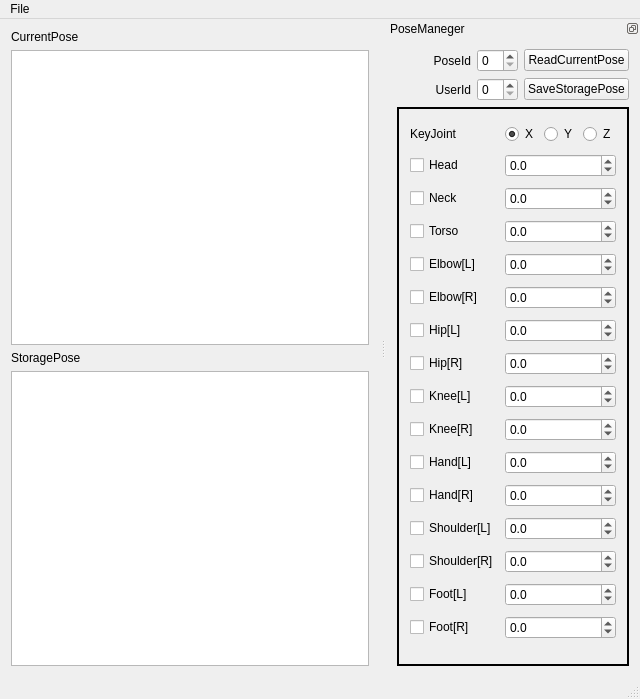
The window that src/RDP/MotionCapture/MotionCapture.ui (DaikiMaekawa/RoboticsProject) describes before a commit, drawn with Qt 5.
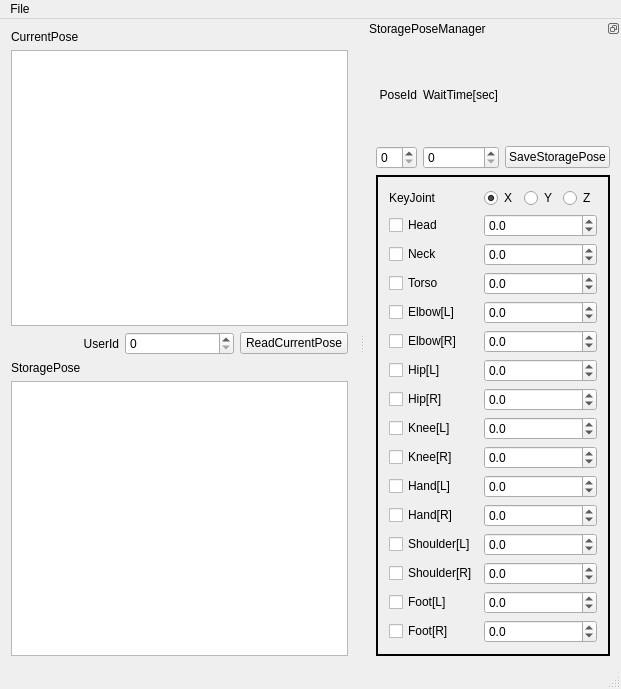
The same window after the commit.

Commit message: Change the specifications of the motion file

```diff
--- a/src/RDP/MotionCapture/MotionCapture.ui
+++ b/src/RDP/MotionCapture/MotionCapture.ui
@@ -6,8 +6,8 @@
    <rect>
     <x>0</x>
     <y>0</y>
-    <width>640</width>
-    <height>699</height>
+    <width>621</width>
+    <height>689</height>
    </rect>
   </property>
   <property name="windowTitle">
@@ -15,26 +15,50 @@
   </property>
   <widget class="QWidget" name="centralWidget">
    <layout class="QGridLayout" name="gridLayout">
-    <item row="0" column="0">
+    <item row="0" column="1">
      <widget class="QLabel" name="label_18">
       <property name="text">
        <string>CurrentPose</string>
       </property>
      </widget>
     </item>
-    <item row="1" column="0">
+    <item row="1" column="1">
      <widget class="QGraphicsView" name="graphicsCurrent"/>
     </item>
-    <item row="3" column="0">
+    <item row="5" column="1">
      <widget class="QGraphicsView" name="graphicsStorage"/>
     </item>
-    <item row="2" column="0">
+    <item row="4" column="1">
      <widget class="QLabel" name="label_19">
       <property name="text">
        <string>StoragePose</string>
       </property>
      </widget>
     </item>
+    <item row="2" column="1">
+     <layout class="QHBoxLayout" name="horizontalLayout_2">
+      <item>
+       <widget class="QLabel" name="label_2">
+        <property name="text">
+         <string>UserId</string>
+        </property>
+        <property name="alignment">
+         <set>Qt::AlignRight|Qt::AlignTrailing|Qt::AlignVCenter</set>
+        </property>
+       </widget>
+      </item>
+      <item>
+       <widget class="QSpinBox" name="spinUserId"/>
+      </item>
+      <item>
+       <widget class="QPushButton" name="pushReadPose">
+        <property name="text">
+         <string>ReadCurrentPose</string>
+        </property>
+       </widget>
+      </item>
+     </layout>
+    </item>
    </layout>
   </widget>
   <widget class="QMenuBar" name="menuBar">
@@ -42,7 +66,7 @@
     <rect>
      <x>0</x>
      <y>0</y>
-     <width>640</width>
+     <width>621</width>
      <height>25</height>
     </rect>
    </property>
@@ -73,7 +97,7 @@
     <set>Qt::AllDockWidgetAreas</set>
    </property>
    <property name="windowTitle">
-    <string>PoseManeger</string>
+    <string>StoragePoseManager</string>
    </property>
    <attribute name="dockWidgetArea">
     <number>2</number>
@@ -82,17 +106,7 @@
     <layout class="QGridLayout" name="gridLayout_2">
      <item row="0" column="1">
       <layout class="QGridLayout" name="gridLayout_3">
-       <item row="0" column="0">
-        <widget class="QLabel" name="label">
-         <property name="text">
-          <string>PoseId</string>
-         </property>
-         <property name="alignment">
-          <set>Qt::AlignRight|Qt::AlignTrailing|Qt::AlignVCenter</set>
-         </property>
-        </widget>
-       </item>
-       <item row="0" column="1">
+       <item row="2" column="1">
         <widget class="QSpinBox" name="spinPoseId">
          <property name="sizePolicy">
           <sizepolicy hsizetype="Fixed" vsizetype="Fixed">
@@ -102,33 +116,33 @@
          </property>
         </widget>
        </item>
-       <item row="1" column="0">
-        <widget class="QLabel" name="label_2">
-         <property name="text">
-          <string>UserId</string>
-         </property>
-         <property name="alignment">
-          <set>Qt::AlignRight|Qt::AlignTrailing|Qt::AlignVCenter</set>
-         </property>
-        </widget>
-       </item>
        <item row="1" column="1">
-        <widget class="QSpinBox" name="spinUserId"/>
-       </item>
-       <item row="0" column="2">
-        <widget class="QPushButton" name="pushReadPose">
+        <widget class="QLabel" name="label">
          <property name="text">
-          <string>ReadCurrentPose</string>
+          <string>PoseId</string>
+         </property>
+         <property name="alignment">
+          <set>Qt::AlignRight|Qt::AlignTrailing|Qt::AlignVCenter</set>
          </property>
         </widget>
        </item>
-       <item row="1" column="2">
+       <item row="2" column="3">
         <widget class="QPushButton" name="pushSavePose">
          <property name="text">
           <string>SaveStoragePose</string>
          </property>
         </widget>
        </item>
+       <item row="1" column="2">
+        <widget class="QLabel" name="label_3">
+         <property name="text">
+          <string>WaitTime[sec]</string>
+         </property>
+        </widget>
+       </item>
+       <item row="2" column="2">
+        <widget class="QSpinBox" name="spinTime"/>
+       </item>
       </layout>
      </item>
      <item row="5" column="1">
```
Left out of the diff: 1 changed line with no effect on the pictures. The commit also changes 20 other files.
